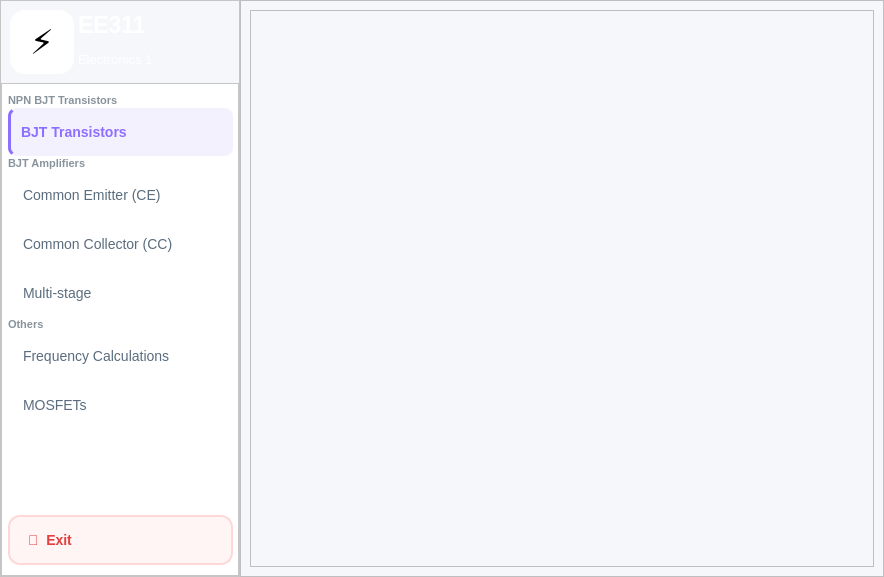
Before: the Qt Designer form ui/main_dashboard.ui in Yasser-Daffa/ee311-transistor-calc, drawn with Qt 5.
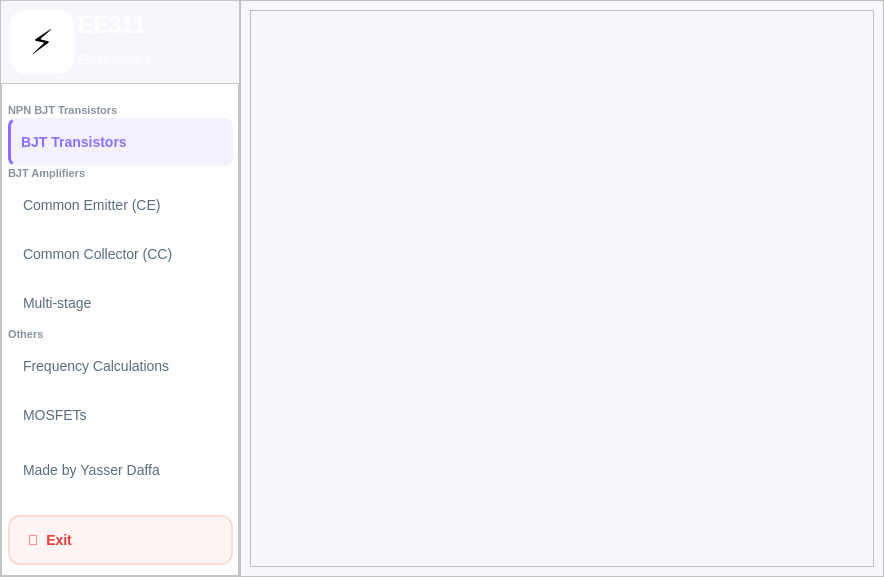
After: the same form once the commit is applied.

```diff
--- a/ui/main_dashboard.ui
+++ b/ui/main_dashboard.ui
@@ -229,8 +229,8 @@
            <rect>
             <x>0</x>
             <y>0</y>
-            <width>236</width>
-            <height>489</height>
+            <width>224</width>
+            <height>494</height>
            </rect>
           </property>
           <property name="styleSheet">
@@ -252,6 +252,22 @@
            <property name="bottomMargin">
             <number>10</number>
            </property>
+           <item>
+            <spacer name="verticalSpacer_2">
+             <property name="orientation">
+              <enum>Qt::Orientation::Vertical</enum>
+             </property>
+             <property name="sizeType">
+              <enum>QSizePolicy::Policy::Fixed</enum>
+             </property>
+             <property name="sizeHint" stdset="0">
+              <size>
+               <width>20</width>
+               <height>10</height>
+              </size>
+             </property>
+            </spacer>
+           </item>
            <item>
             <widget class="QLabel" name="dashboardSectionLabel">
              <property name="styleSheet">
@@ -617,7 +633,73 @@
             </spacer>
            </item>
            <item>
-            <widget class="QPushButton" name="buttonLogout">
+            <widget class="QPushButton" name="buttonMosfets_2">
+             <property name="minimumSize">
+              <size>
+               <width>0</width>
+               <height>48</height>
+              </size>
+             </property>
+             <property name="cursor">
+              <cursorShape>PointingHandCursor</cursorShape>
+             </property>
+             <property name="styleSheet">
+              <string notr="true">QPushButton {
+    background-color: transparent;
+    border: none;
+    border-radius: 8px;
+    color: #5a6c7d;
+    font-size: 14px;
+    text-align: left;
+    padding-left: 15px;
+}
+
+QPushButton:hover {
+    background-color: rgb(245, 248, 248);
+    color: #8c6fff;  /* slightly purple-ish on hover */
+}
+
+/* CHECKED / TOGGLED STATE */
+QPushButton:checked {
+    background-color: rgba(140, 111, 255, 0.10);  /* faint purple */
+    color: #8c6fff; 
+    font-weight: bold;
+    border-left: 3px solid #8c6fff;
+    padding-left: 10px; /* adjust so bar doesn’t push content too far */
+}
+
+/* PRESSED STATE (optional but clean) */
+QPushButton:pressed {
+    background-color: rgba(140, 111, 255, 0.18);  /* slightly darker purple on press */
+}
+</string>
+             </property>
+             <property name="text">
+              <string>Made by Yasser Daffa</string>
+             </property>
+             <property name="checkable">
+              <bool>false</bool>
+             </property>
+            </widget>
+           </item>
+           <item>
+            <spacer name="verticalSpacer">
+             <property name="orientation">
+              <enum>Qt::Orientation::Vertical</enum>
+             </property>
+             <property name="sizeType">
+              <enum>QSizePolicy::Policy::Fixed</enum>
+             </property>
+             <property name="sizeHint" stdset="0">
+              <size>
+               <width>20</width>
+               <height>20</height>
+              </size>
+             </property>
+            </spacer>
+           </item>
+           <item>
+            <widget class="QPushButton" name="buttonExit">
              <property name="minimumSize">
               <size>
                <width>0</width>
```
